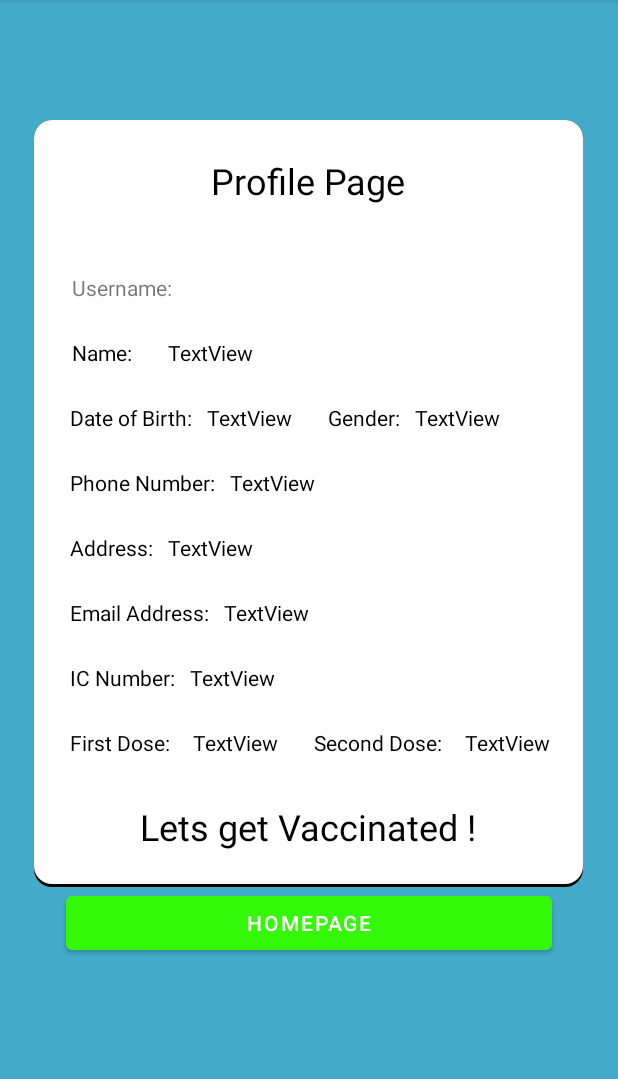
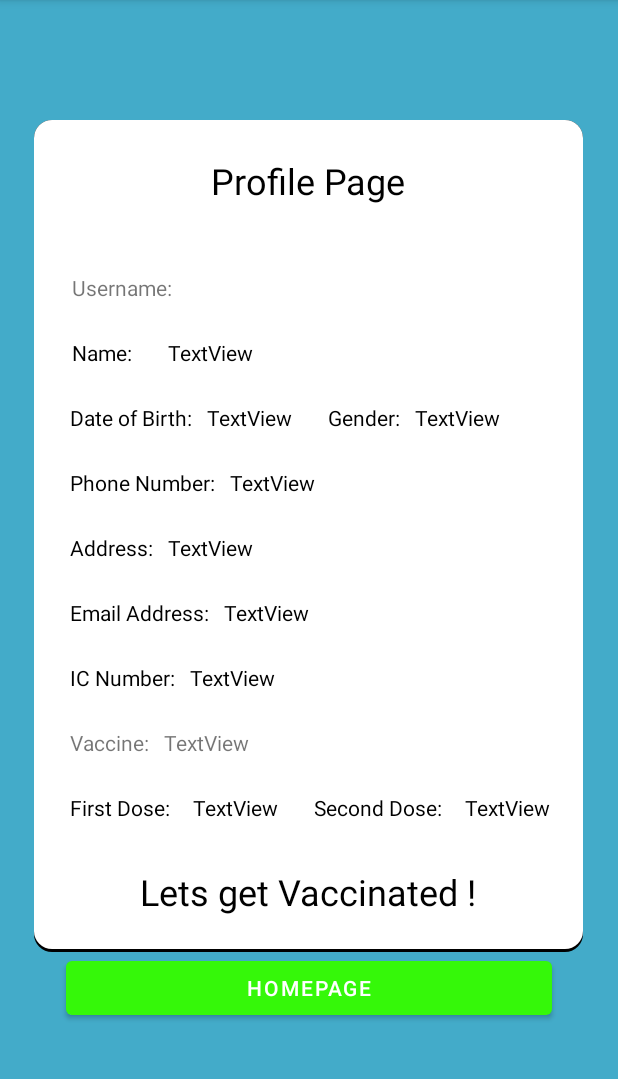
Before and after one commit to yousseftawfik11/CovidApplication, an Android app: the ConfirmationFormActivity screen opened directly, with no data from a screen before it, on a phone screen of 412 x 824 dp, the part 84-1163 px from its top. Run offline under Robolectric (Android 15) with nearby library versions, the light colour scheme and no system bars; Roboto replaces fonts that are not available here; 3 statements that could not run were skipped.

Commit message:
Displaying vaccine name in profile page

```diff
--- a/app/src/main/java/com/example/covidapp/ConfirmationFormActivity.java
+++ b/app/src/main/java/com/example/covidapp/ConfirmationFormActivity.java
@@ -19,7 +19,8 @@ import java.util.Calendar;
 
 public class ConfirmationFormActivity extends AppCompatActivity {
 
-    private TextView usernameC,nameC,GenderC,myTitle,phoneNumC,addressC,ageC,EmailC,ICnumC,First_date,Second_date;
+    private TextView usernameC,nameC,GenderC,myTitle,phoneNumC,addressC,ageC,EmailC,ICnumC,
+            First_date,Second_date, vaccineC;
     int listNumber, role_id;
     String user;
     DatabaseHelper db;
@@ -74,6 +75,7 @@ public class ConfirmationFormActivity extends AppCompatActivity {
         ageC= findViewById(R.id.conf_age);
         First_date =findViewById(R.id.firstDose_date);
         Second_date= findViewById(R.id.secondDose_date);
+        vaccineC = findViewById(R.id.conf_vaccine);
         loadProfile();
 
         /*String Pname= getIntent().getStringExtra("name");
@@ -140,6 +142,7 @@ public class ConfirmationFormActivity extends AppCompatActivity {
             String ic = cursor.getString(10);
             String firstDose = cursor.getString(13);
             String secondDose = cursor.getString(14);
+            Integer vaccine = cursor.getInt(12);
             //Displaying info in text view
             nameC.setText(name);
             ageC.setText(dob);
@@ -150,6 +153,18 @@ public class ConfirmationFormActivity extends AppCompatActivity {
             ICnumC.setText(ic);
             First_date.setText(firstDose);
             Second_date.setText(secondDose);
+            if (vaccine == 1){
+                vaccineC.setText("AstraZeneca");
+            }
+            else if (vaccine == 2){
+                vaccineC.setText("Pfizer");
+            }
+            else if (vaccine == 3){
+                vaccineC.setText("SinoPharm");
+            }
+            else {
+                vaccineC.setText("None");
+            }
         }
         /*if(cursor.getCount()==0){
             Toast.makeText(this,"User Profile not found", Toast.LENGTH_SHORT).show();
--- a/app/src/main/res/layout/activity_confirmation_form.xml
+++ b/app/src/main/res/layout/activity_confirmation_form.xml
@@ -249,6 +249,29 @@
 
         <TableRow
             android:layout_width="match_parent"
+            android:layout_height="match_parent" >
+
+            <TextView
+                android:id="@+id/vaccine_head"
+                android:layout_width="wrap_content"
+                android:layout_height="wrap_content"
+                android:layout_marginStart="24dp"
+                android:layout_marginLeft="24dp"
+                android:layout_marginTop="24dp"
+                android:text="Vaccine:" />
+
+            <TextView
+                android:id="@+id/conf_vaccine"
+                android:layout_width="wrap_content"
+                android:layout_height="wrap_content"
+                android:layout_marginStart="10dp"
+                android:layout_marginLeft="10dp"
+                android:layout_marginTop="24dp"
+                android:text="TextView" />
+        </TableRow>
+
+        <TableRow
+            android:layout_width="match_parent"
             android:layout_height="match_parent">
 
             <TextView
```
Also changed, not shown: app/src/main/java/com/example/covidapp/DatabaseHelper.java (+17 -3 lines).
